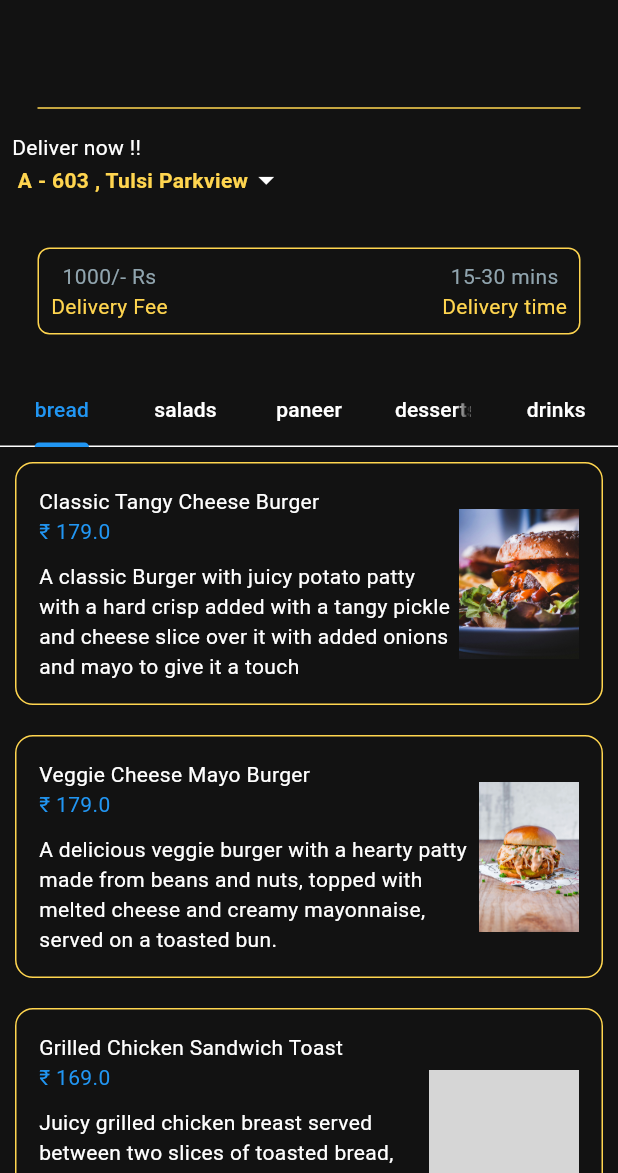
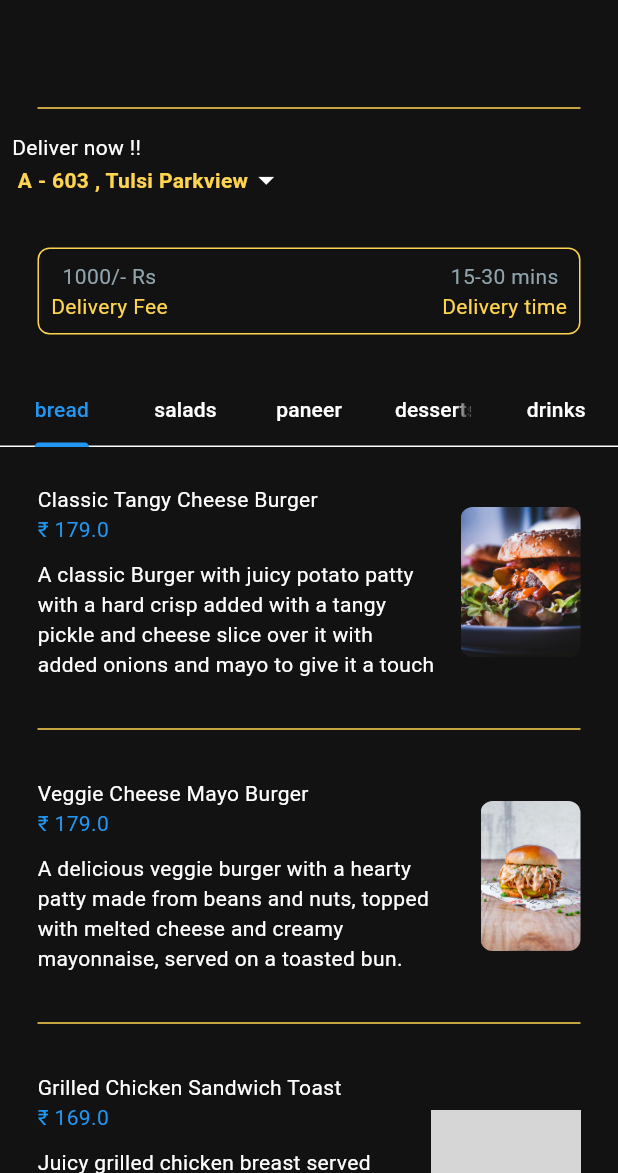
Before and after one commit to Natansh05/food_delivery_app, a Flutter app: the screen it shows after launch, on a phone screen of 412 x 824 dp, the part 63-1236 px from its top. Run offline on Flutter 3.47's test engine with Material 3 defaults, Android fonts, the phone set to English and light mode, and no system bars; grey boxes are pictures that could not be loaded.

Commit message:
final changes done in menu items

```diff
--- a/lib/src/common widgets/my_food_tile.dart
+++ b/lib/src/common widgets/my_food_tile.dart
@@ -20,12 +20,12 @@ class FoodTile extends StatelessWidget {
           onTap: onTap,
           child: Container(
             margin: EdgeInsets.all(10.0),
-            decoration: BoxDecoration(
-              borderRadius: BorderRadius.circular(12.0),
-              border: Border.all(
-                color: Theme.of(context).colorScheme.secondary,
-              ),
-            ),
+            // decoration: BoxDecoration(
+            //   //borderRadius: BorderRadius.circular(12.0),
+            //   border: Border.all(
+            //     //color: Theme.of(context).colorScheme.secondary,
+            //   ),
+            // ),
             child: Padding(
               padding: const EdgeInsets.all(15.0),
               child: Row(
@@ -46,12 +46,25 @@ class FoodTile extends StatelessWidget {
                         ],
                       ),
                   ),
+
+                  const SizedBox(
+                    width: 15.0,
+                  ),
+
                   // food image
-                  Image.asset(food.imagePath,height: 100,),
+                  ClipRRect(
+                    borderRadius: BorderRadius.circular(8.0),
+                      child: Image.asset(food.imagePath,height: 100,),
+                  ),
                 ],
               ),
             ),
           ),
+        ),
+        Divider(
+          color: Theme.of(context).colorScheme.tertiary,
+          endIndent: 25,
+          indent: 25,
         )
       ],
     );
```
